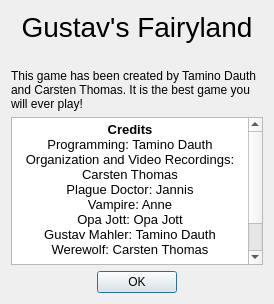
Above: ui/aboutdialog.ui from tdauth/gustavsfairyland before the change. Below: the same form after it.
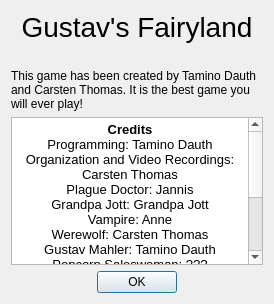
That is the form after the change. Icons and pictures are not drawn.

The edit to the form file:
```diff
--- a/ui/aboutdialog.ui
+++ b/ui/aboutdialog.ui
@@ -95,10 +95,14 @@
 &lt;p align=&quot;center&quot; style=&quot; margin-top:0px; margin-bottom:0px; margin-left:0px; margin-right:0px; -qt-block-indent:0; text-indent:0px;&quot;&gt;Programming: Tamino Dauth&lt;/p&gt;
 &lt;p align=&quot;center&quot; style=&quot; margin-top:0px; margin-bottom:0px; margin-left:0px; margin-right:0px; -qt-block-indent:0; text-indent:0px;&quot;&gt;Organization and Video Recordings: Carsten Thomas&lt;/p&gt;
 &lt;p align=&quot;center&quot; style=&quot; margin-top:0px; margin-bottom:0px; margin-left:0px; margin-right:0px; -qt-block-indent:0; text-indent:0px;&quot;&gt;Plague Doctor: Jannis&lt;/p&gt;
+&lt;p align=&quot;center&quot; style=&quot; margin-top:0px; margin-bottom:0px; margin-left:0px; margin-right:0px; -qt-block-indent:0; text-indent:0px;&quot;&gt;Grandpa Jott: Grandpa Jott&lt;/p&gt;
 &lt;p align=&quot;center&quot; style=&quot; margin-top:0px; margin-bottom:0px; margin-left:0px; margin-right:0px; -qt-block-indent:0; text-indent:0px;&quot;&gt;Vampire: Anne&lt;/p&gt;
-&lt;p align=&quot;center&quot; style=&quot; margin-top:0px; margin-bottom:0px; margin-left:0px; margin-right:0px; -qt-block-indent:0; text-indent:0px;&quot;&gt;Opa Jott: Opa Jott&lt;/p&gt;
-&lt;p align=&quot;center&quot; style=&quot; margin-top:0px; margin-bottom:0px; margin-left:0px; margin-right:0px; -qt-block-indent:0; text-indent:0px;&quot;&gt;Gustav Mahler: Tamino Dauth&lt;/p&gt;
 &lt;p align=&quot;center&quot; style=&quot; margin-top:0px; margin-bottom:0px; margin-left:0px; margin-right:0px; -qt-block-indent:0; text-indent:0px;&quot;&gt;Werewolf: Carsten Thomas&lt;/p&gt;
+&lt;p align=&quot;center&quot; style=&quot; margin-top:0px; margin-bottom:0px; margin-left:0px; margin-right:0px; -qt-block-indent:0; text-indent:0px;&quot;&gt;Gustav Mahler: Tamino Dauth&lt;/p&gt;
+&lt;p align=&quot;center&quot; style=&quot; margin-top:0px; margin-bottom:0px; margin-left:0px; margin-right:0px; -qt-block-indent:0; text-indent:0px;&quot;&gt;Popcorn Saleswoman: ???&lt;/p&gt;
+&lt;p align=&quot;center&quot; style=&quot; margin-top:0px; margin-bottom:0px; margin-left:0px; margin-right:0px; -qt-block-indent:0; text-indent:0px;&quot;&gt;Fairy: Johanna Wohlgemuth&lt;/p&gt;
+&lt;p align=&quot;center&quot; style=&quot;-qt-paragraph-type:empty; margin-top:0px; margin-bottom:0px; margin-left:0px; margin-right:0px; -qt-block-indent:0; text-indent:0px;&quot;&gt;&lt;br /&gt;&lt;/p&gt;
+&lt;p align=&quot;center&quot; style=&quot; margin-top:0px; margin-bottom:0px; margin-left:0px; margin-right:0px; -qt-block-indent:0; text-indent:0px;&quot;&gt;All Acts: Tamino Dauth and Carsten Thomas&lt;/p&gt;
 &lt;p align=&quot;center&quot; style=&quot;-qt-paragraph-type:empty; margin-top:0px; margin-bottom:0px; margin-left:0px; margin-right:0px; -qt-block-indent:0; text-indent:0px;&quot;&gt;&lt;br /&gt;&lt;/p&gt;
 &lt;p align=&quot;center&quot; style=&quot; margin-top:0px; margin-bottom:0px; margin-left:0px; margin-right:0px; -qt-block-indent:0; text-indent:0px;&quot;&gt;Wood texture: &lt;a href=&quot;http://publicdomainvectors.org/en/free-clipart/Wood-texture/39404.html&quot;&gt;&lt;span style=&quot; text-decoration: underline; color:#0000ff;&quot;&gt;Click me&lt;/span&gt;&lt;/a&gt;&lt;span style=&quot; font-family:'MS Shell Dlg 2'; font-size:8pt;&quot;&gt;&lt;br /&gt;&lt;/span&gt;&lt;span style=&quot; font-family:'MS Shell Dlg 2';&quot;&gt;Paper texture: &lt;/span&gt;&lt;a href=&quot;http://all-free-download.com/free-vector/download/set-of-blank-paper-design-vector_524297.html&quot;&gt;&lt;span style=&quot; font-family:'MS Shell Dlg 2'; text-decoration: underline; color:#0000ff;&quot;&gt;Click me &lt;/span&gt;&lt;/a&gt;&lt;/p&gt;&lt;/body&gt;&lt;/html&gt;</string>
      </property>
```
